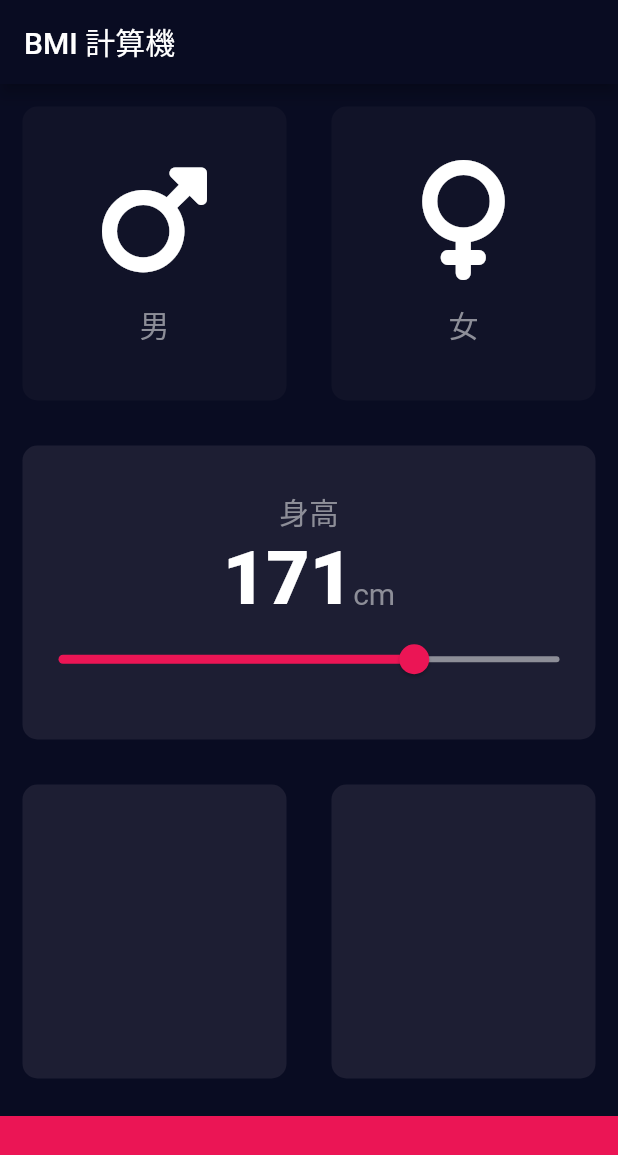
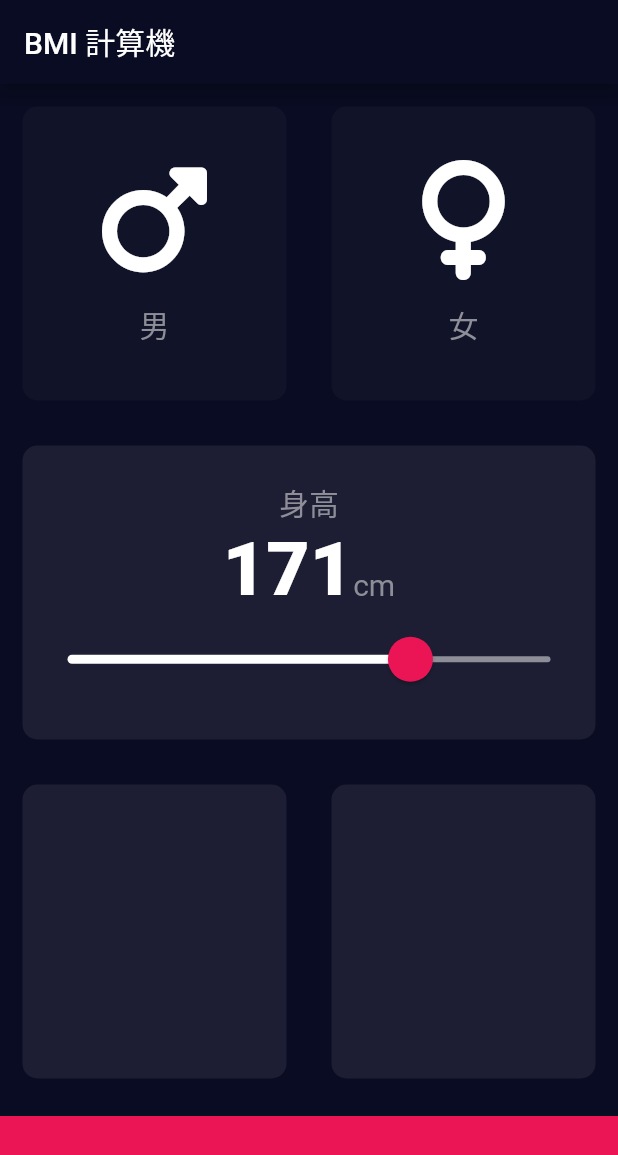
Before and after one commit to yusheng593/BMICalculator, a Flutter app: the screen it shows after launch, on a phone screen of 412 x 824 dp. Shown: the top 1155 px of the screen. Run offline on Flutter 3.47's test engine with Material 2 defaults, Android fonts, the phone set to English and light mode, and no system bars; our stand-ins replace font_awesome_flutter.

Commit message:
SliderTheme

```diff
--- a/lib/constants.dart
+++ b/lib/constants.dart
@@ -2,21 +2,24 @@ import 'package:flutter/material.dart';
 import 'package:font_awesome_flutter/font_awesome_flutter.dart';
 
 const kAppBarTitle = 'BMI 計算機';
-const kBottomContainerHeight = 80.0;
-const kActiveCardColor = Color(0xFF1D1E33);
-const kInactiveCardColor = Color(0xFF111328);
-const kBottomContainerColor = Color(0xFFEB1555);
-const kMaleIcon = FontAwesomeIcons.mars;
-const kFemaleIcon = FontAwesomeIcons.venus;
 const kMaleLabel = '男';
 const kFemaleLabel = '女';
 const kUserHeightLabel = '身高';
 const kCentimeterLabel = 'cm';
-const kSliderActiveColor = Color(0xFFEB1555);
-const kSliderInactiveColor = Color(0xFF8D8E98);
+const kBottomContainerHeight = 80.0;
 const kSliderMax = 200.0;
 const kSliderMin = 100.0;
 const kDefaultUserHeight = 171;
+const kEnabledThumbRadius = 15.0;
+const kOverlayRadius = 30.0;
+const kMaleIcon = FontAwesomeIcons.mars;
+const kFemaleIcon = FontAwesomeIcons.venus;
+const kSliderThemeOverlayColor = Color(0x29EB1555);
+const kActiveCardColor = Color(0xFF1D1E33);
+const kInactiveCardColor = Color(0xFF111328);
+const kBottomContainerColor = Color(0xFFEB1555);
+const kSliderActiveColor = Color(0xFFFFFFFF);
+const kSliderInactiveColor = Color(0xFF8D8E98);
 
 const kLabelTextStyle = TextStyle(
   fontSize: 20.0,
--- a/lib/input_page.dart
+++ b/lib/input_page.dart
@@ -30,9 +30,11 @@ class InputPageState extends State<InputPage> {
                 Expanded(
                   child: ReusableCard(
                     onPress: () {
-                    setState(() {
+                      setState(
+                        () {
                           selectedGender = GenderType.male;
-                    });
+                        },
+                      );
                     },
                     backgroundColor: selectedGender == GenderType.male
                         ? kActiveCardColor
@@ -60,7 +62,8 @@ class InputPageState extends State<InputPage> {
                   ),
                 ),
               ],
-          )),
+            ),
+          ),
           Expanded(
             child: ReusableCard(
               cardChild: Column(
@@ -85,17 +88,27 @@ class InputPageState extends State<InputPage> {
                       )
                     ],
                   ),
-                  Slider(
+                  SliderTheme(
+                    data: SliderTheme.of(context).copyWith(
+                      overlayColor: kSliderThemeOverlayColor,
+                      activeTrackColor: kSliderActiveColor,
+                      inactiveTrackColor: kSliderInactiveColor,
+                      thumbColor: kBottomContainerColor,
+                      thumbShape: const RoundSliderThumbShape(
+                          enabledThumbRadius: kEnabledThumbRadius),
+                      overlayShape: const RoundSliderOverlayShape(
+                          overlayRadius: kOverlayRadius),
+                    ),
+                    child: Slider(
                       value: height.toDouble(),
                       max: kSliderMax,
                       min: kSliderMin,
-                    activeColor: kSliderActiveColor,
-                    inactiveColor: kSliderInactiveColor,
                       onChanged: (double value) {
                         setState(() {
                           height = value.round();
                         });
                       },
+                    ),
                   ),
                 ],
               ),
```
Lines whose indentation alone changed are shown as unchanged.
